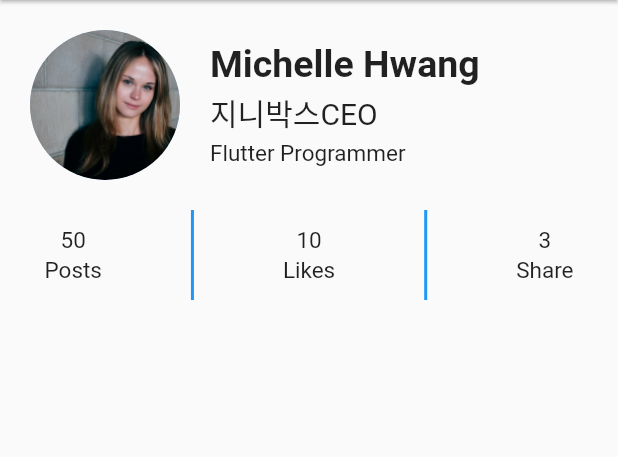
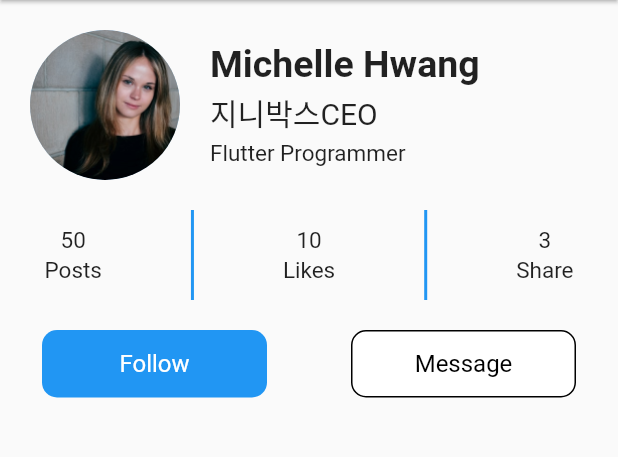
Before and after one commit to Michellehwang001/ui_profile, a Flutter app: the screen it shows after launch, on a phone screen of 412 x 824 dp, the part 84-541 px from its top. Run offline on Flutter 3.47's test engine with Material 2 defaults, Android fonts, the phone set to English and light mode, and no system bars.

Commit message:
profile button 완성

```diff
--- a/analysis_options.yaml
+++ b/analysis_options.yaml
@@ -22,7 +22,7 @@ linter:
   # `// ignore_for_file: name_of_lint` syntax on the line or in the file
   # producing the lint.
   rules:
-    # avoid_print: false  # Uncomment to disable the `avoid_print` rule
+    avoid_print: false  # Uncomment to disable the `avoid_print` rule
     # prefer_single_quotes: true  # Uncomment to enable the `prefer_single_quotes` rule
 
 # Additional information about this file can be found at
--- a/lib/components/profile_buttons.dart
+++ b/lib/components/profile_buttons.dart
@@ -15,10 +15,49 @@ class ProfileButtons extends StatelessWidget {
   }
 
   Widget _buildFollowButton() {
-    return SizedBox();
+    return InkWell(
+      onTap: () {
+        print ('follow');
+      },
+      child: IgnorePointer(
+        child: Container(
+          alignment: Alignment.center, // 컨테이너 내부 Text위젯 정렬
+          width: 150,
+          height: 45,
+          child: const Text(
+            'Follow',
+            style: TextStyle(color: Colors.white, fontSize: 16),
+          ),
+          decoration: BoxDecoration(
+            color: Colors.blue,
+            borderRadius: BorderRadius.circular(10.0),
+          ),
+        ),
+      ),
+    );
   }
 
   Widget _buildMessageButton() {
-    return SizedBox();
+    return InkWell(
+      onTap: () {
+        print('memssage 버튼 클릭');
+      },
+      child: IgnorePointer(
+        child: Container(
+          alignment: Alignment.center, // 컨테이너 내부 Text위젯 정렬
+          width: 150,
+          height: 45,
+          child: const Text(
+            'Message',
+            style: TextStyle(color: Colors.black, fontSize: 16),
+          ),
+          decoration: BoxDecoration(
+            color: Colors.white,
+            borderRadius: BorderRadius.circular(10.0),
+            border: Border.all(),
+          ),
+        ),
+      ),
+    );
   }
 }
--- a/lib/main.dart
+++ b/lib/main.dart
@@ -33,7 +33,7 @@ class ProfilePage extends StatelessWidget {
       endDrawer: const ProfileDrawer(),
       appBar: _buildProfileAppBar(),
       body: Column(
-        children: [
+        children: const [
           SizedBox(
             height: 20,
           ),
```
